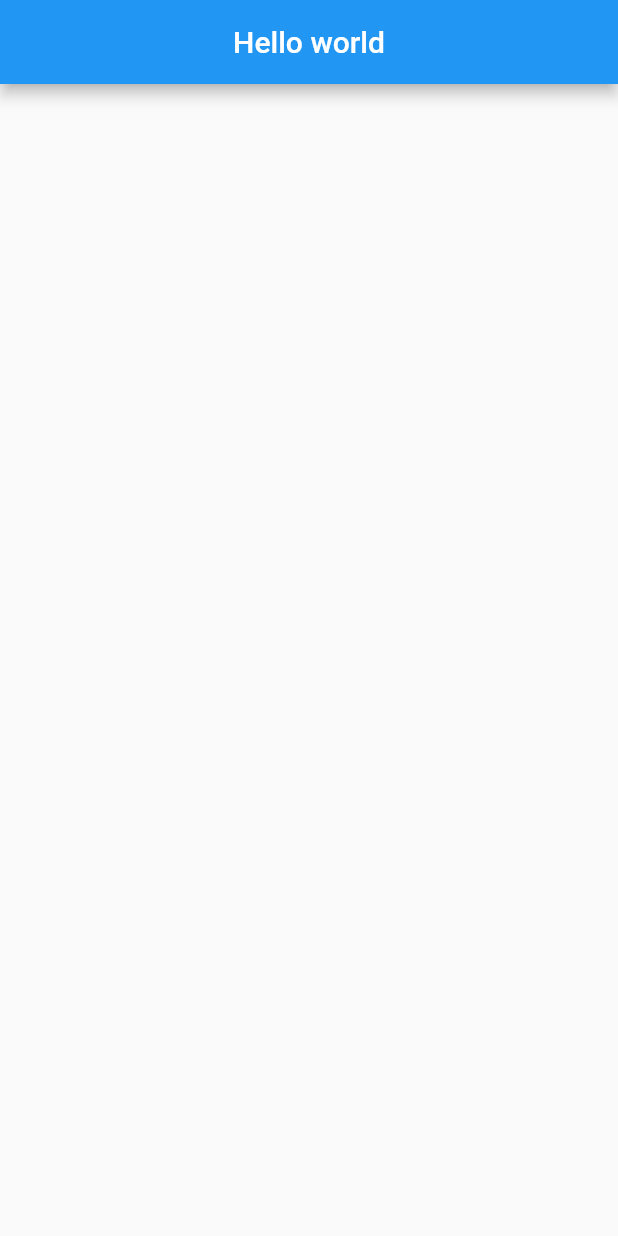
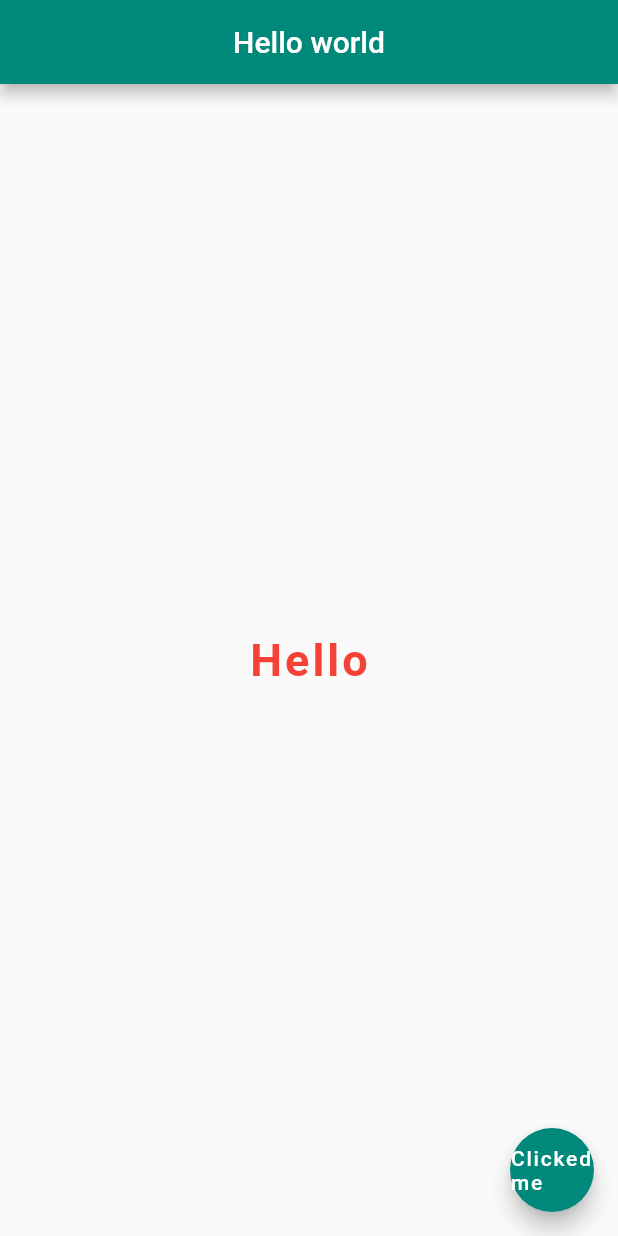
Before and after one commit to anupreetttt/World-clock-cross-platform-app, a Flutter app: the screen it shows after launch, on a phone screen of 412 x 824 dp. Run offline on Flutter 3.47's test engine with Material 2 defaults, Android fonts, the phone set to English and light mode, and no system bars.

Commit message:
Floaing button

```diff
--- a/lib/main.dart
+++ b/lib/main.dart
@@ -1,12 +1,37 @@
 import 'package:flutter/material.dart';
 
-void main() {
+void main() =>
   runApp(MaterialApp(
-    home: Scaffold(
+    home: homeScreen()
+  ));
+
+class homeScreen extends StatelessWidget {
+  // const ({Key? key}) : super(key: key);
+  @override
+  Widget build(BuildContext context) {
+    return Scaffold(
       appBar: AppBar(
         title: Text('Hello world'),
         centerTitle: true,
+        backgroundColor: Colors.teal[600],
       ),
-    ),
-  ));
+      body: const Center(
+        child: Text(
+          'Hello',
+          style: TextStyle(
+            fontSize: 30.0,
+            fontWeight: FontWeight.bold,
+            letterSpacing: 2.0,
+            color: Colors.red,
+
+          ),
+        ),
+      ),
+      floatingActionButton: FloatingActionButton(
+        onPressed: () {},
+        child: Text('Clicked me'),
+        backgroundColor: Colors.teal[600],
+      ),
+    );
+  }
 }
```
